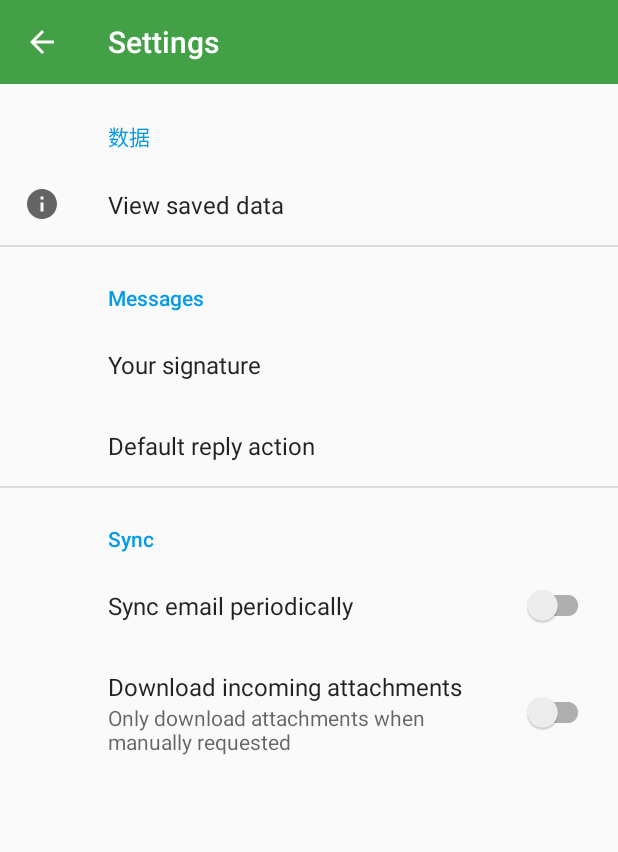
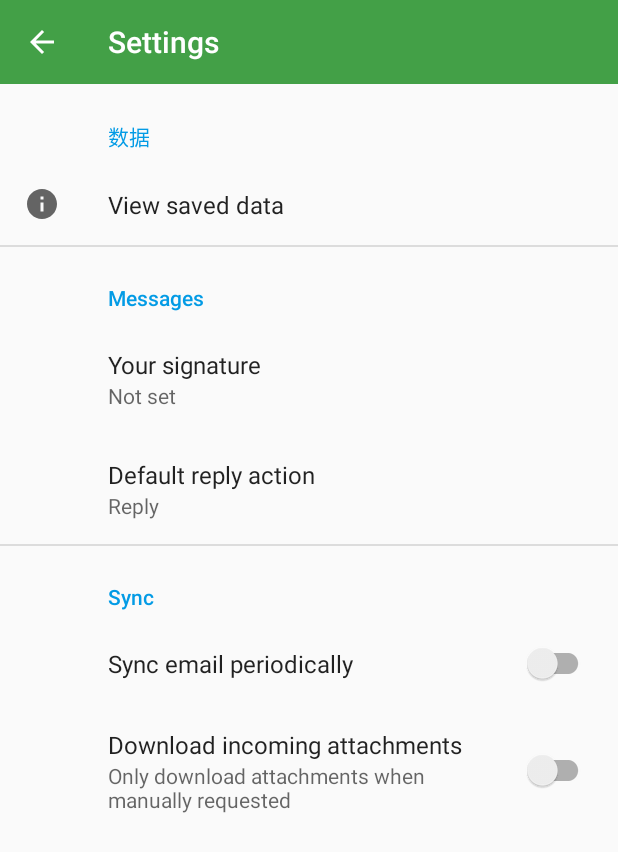
Before and after one commit to Ma-27/Autofill, an Android app: the SettingsActivity screen opened directly, with no data from a screen before it, on a phone screen of 412 x 824 dp. Shown: the top 852 px of the screen. Run offline under Robolectric (Android 15) with nearby library versions, the phone set to English and light mode, and no system bars; our stand-ins replace androidx.preference.

Commit message:
阶段性成果

```diff
--- a/app/src/main/java/com/example/autofill/setting/SettingsActivity.java
+++ b/app/src/main/java/com/example/autofill/setting/SettingsActivity.java
@@ -1,123 +1,33 @@
 package com.example.autofill.setting;
 
-import android.content.Context;
 import android.os.Bundle;
-import android.util.AttributeSet;
-import android.view.View;
 
-import androidx.annotation.NonNull;
-import androidx.annotation.Nullable;
 import androidx.appcompat.app.ActionBar;
 import androidx.appcompat.app.AppCompatActivity;
-import androidx.fragment.app.Fragment;
-import androidx.fragment.app.FragmentManager;
-import androidx.lifecycle.Observer;
-import androidx.lifecycle.ViewModelProviders;
-import androidx.preference.Preference;
 import androidx.preference.PreferenceFragmentCompat;
-import androidx.recyclerview.widget.LinearLayoutManager;
-import androidx.recyclerview.widget.RecyclerView;
 
 import com.example.autofill.R;
-import com.example.autofill.storage.InformationTable;
 
-import java.util.List;
-
-public class SettingsActivity extends AppCompatActivity implements
-        PreferenceFragmentCompat.OnPreferenceStartFragmentCallback {
-
-    private static final String TITLE_TAG = "settingsActivityTitle";
-    private InformationViewModel informationViewModel;
+public class SettingsActivity extends AppCompatActivity {
 
     @Override
     protected void onCreate(Bundle savedInstanceState) {
         super.onCreate(savedInstanceState);
         setContentView(R.layout.settings_activity);
-        if (savedInstanceState == null) {
-            getSupportFragmentManager()
-                    .beginTransaction()
-                    .replace(R.id.settings, new HeaderFragment())
-                    .commit();
-        } else {
-            setTitle(savedInstanceState.getCharSequence(TITLE_TAG));
-        }
-        getSupportFragmentManager().addOnBackStackChangedListener(
-                new FragmentManager.OnBackStackChangedListener() {
-                    @Override
-                    public void onBackStackChanged() {
-                        if (getSupportFragmentManager().getBackStackEntryCount() == 0) {
-                            setTitle(R.string.title_activity_settings);
-                        }
-                    }
-                });
+        getSupportFragmentManager()
+                .beginTransaction()
+                .replace(R.id.settings, new SettingsFragment())
+                .commit();
         ActionBar actionBar = getSupportActionBar();
         if (actionBar != null) {
             actionBar.setDisplayHomeAsUpEnabled(true);
         }
-
-
-
-        //设置查看已保存的数据的recycler view
-
-        /*
-           RecyclerView recyclerView = findViewById(R.id.recyclerview);
-            final DataListAdapter adapter = new DataListAdapter(this);
-            recyclerView.setAdapter(adapter);
-            recyclerView.setLayoutManager(new LinearLayoutManager(this));
-
-
-        informationViewModel = ViewModelProviders
-                .of(this)
-                .get(InformationViewModel.class);
-        informationViewModel.getAllData().observe(this, new Observer<List<InformationTable>>() {
-            @Override
-            public void onChanged(List<InformationTable> informationTables) {
-                adapter.setData(informationTables);
-            }
-        });
-
-         */
     }
 
-
-    @Override
-    public boolean onSupportNavigateUp() {
-        if (getSupportFragmentManager().popBackStackImmediate()) {
-            return true;
-        }
-        return super.onSupportNavigateUp();
-    }
-
-    @Override
-    public boolean onPreferenceStartFragment(PreferenceFragmentCompat caller, Preference pref) {
-        // Instantiate the new Fragment
-        final Bundle args = pref.getExtras();
-        final Fragment fragment = getSupportFragmentManager().getFragmentFactory().instantiate(
-                getClassLoader(),
-                pref.getFragment());
-        fragment.setArguments(args);
-        fragment.setTargetFragment(caller, 0);
-        // Replace the existing Fragment with the new Fragment
-        getSupportFragmentManager().beginTransaction()
-                .replace(R.id.settings, fragment)
-                .addToBackStack(null)
-                .commit();
-        setTitle(pref.getTitle());
-        return true;
-    }
-
-    public static class HeaderFragment extends PreferenceFragmentCompat {
+    public static class SettingsFragment extends PreferenceFragmentCompat {
         @Override
         public void onCreatePreferences(Bundle savedInstanceState, String rootKey) {
-            setPreferencesFromResource(R.xml.header_preferences, rootKey);
-        }
-    }
-
-    //千万不要删这个，这个用了的
-    public static class ViewDataFragment extends PreferenceFragmentCompat {
-        @Override
-        public void onCreatePreferences(Bundle savedInstanceState, String rootKey) {
-            setPreferencesFromResource(R.xml.view_data_preferences, rootKey);
+            setPreferencesFromResource(R.xml.root_preferences, rootKey);
         }
     }
 }
--- a/app/src/main/res/layout/activity_main.xml
+++ b/app/src/main/res/layout/activity_main.xml
@@ -4,6 +4,8 @@
     xmlns:tools="http://schemas.android.com/tools"
     android:layout_width="match_parent"
     android:layout_height="match_parent"
+    app:layout_behavior="@string/appbar_scrolling_view_behavior"
+    android:background="@color/colorScreenBackground"
     tools:context="com.example.autofill.MainActivity">
 
     <com.google.android.material.appbar.AppBarLayout
--- a/app/src/main/res/layout/settings_recycler.xml
+++ b/app/src/main/res/layout/activity_view_saved_data.xml
@@ -5,8 +5,7 @@
     android:layout_width="match_parent"
     android:layout_height="match_parent"
     app:layout_behavior="@string/appbar_scrolling_view_behavior"
-    android:background="@color/colorScreenBackground">
-
+    tools:context="com.example.autofill.setting.ViewSavedDataActivity">
 
     <androidx.recyclerview.widget.RecyclerView
         android:id="@+id/recyclerview"
--- a/app/src/main/res/layout/settings_activity.xml
+++ b/app/src/main/res/layout/settings_activity.xml
@@ -1,7 +1,7 @@
 <LinearLayout xmlns:android="http://schemas.android.com/apk/res/android"
+    xmlns:tools="http://schemas.android.com/tools"
     android:layout_width="match_parent"
     android:layout_height="match_parent"
-    xmlns:tools="http://schemas.android.com/tools"
     android:orientation="horizontal">
 
     <FrameLayout
--- a/app/src/main/res/values/strings.xml
+++ b/app/src/main/res/values/strings.xml
@@ -23,5 +23,6 @@
     <string name="title_setting_data_category">数据</string>
     <string name="title_placeholder">默认标题</string>
     <string name="content_placeholder">默认内容</string>
+    <string name="title_activity_settings2">SettingsActivity2</string>
 
 </resources>
--- a/app/src/main/res/xml/header_preferences.xml
+++ b/app/src/main/res/xml/root_preferences.xml
@@ -1,27 +1,25 @@
-<PreferenceScreen xmlns:android="http://schemas.android.com/apk/res/android"
-    xmlns:app="http://schemas.android.com/apk/res-auto">
-
+<PreferenceScreen xmlns:app="http://schemas.android.com/apk/res-auto"
+    xmlns:android="http://schemas.android.com/apk/res/android">
 
     <!-- 查看已保存的数据-->
     <PreferenceCategory android:title="@string/title_setting_data_category">
 
         <Preference
-            app:fragment="com.example.autofill.setting.SettingsActivity$ViewDataFragment"
             app:icon="@drawable/ic_saved_data"
-            app:key="messages_header"
+            android:key="@string/title_saved_data"
             app:title="@string/title_saved_data" >
-
+            <intent
+                android:action="android.intent.action.AUTOFILL_VIEW_SAVED_DATA"
+                />
         </Preference>
 
     </PreferenceCategory>
 
-
     <PreferenceCategory app:title="@string/messages_header">
-
         <EditTextPreference
             app:key="signature"
             app:title="@string/signature_title"
-            />
+            app:useSimpleSummaryProvider="true" />
 
         <ListPreference
             app:defaultValue="reply"
@@ -29,7 +27,7 @@
             app:entryValues="@array/reply_values"
             app:key="reply"
             app:title="@string/reply_title"
-            />
+            app:useSimpleSummaryProvider="true" />
 
     </PreferenceCategory>
 
--- a/app/src/main/res/xml/view_data_preferences.xml
+++ /dev/null
@@ -1,10 +0,0 @@
-<?xml version="1.0" encoding="utf-8"?>
-<PreferenceScreen xmlns:android="http://schemas.android.com/apk/res/android"
-    xmlns:tools="http://schemas.android.com/tools"
-    xmlns:app="http://schemas.android.com/apk/res-auto">
-
-    <Preference
-    app:layout="@layout/settings_recycler"
-        />
-
-</PreferenceScreen>
```
Also changed, not shown: app/build.gradle (+10 -8 lines), app/src/main/AndroidManifest.xml (+22 -0 lines), app/src/main/java/com/example/autofill/setting/InformationListAdapter.java (renamed from app/src/main/java/com/example/autofill/setting/DataListAdapter.java, +20 -18 lines), app/src/main/java/com/example/autofill/setting/InformationViewModel.java (+6 -5 lines), app/src/main/java/com/example/autofill/setting/ViewSavedDataActivity.java (added, +47 -0 lines), app/src/main/java/com/example/autofill/storage/InformationDao.java (+4 -4 lines), app/src/main/java/com/example/autofill/storage/InformationEntity.java (renamed from app/src/main/java/com/example/autofill/storage/InformationTable.java, +5 -7 lines), app/src/main/java/com/example/autofill/storage/InformationRepository.java (+15 -12 lines), app/src/main/java/com/example/autofill/storage/InformationRoomDatabase.java (+12 -4 lines), app/src/main/res/layout/setting_recyclerview_item.xml (+4 -3 lines), 1 other file.
